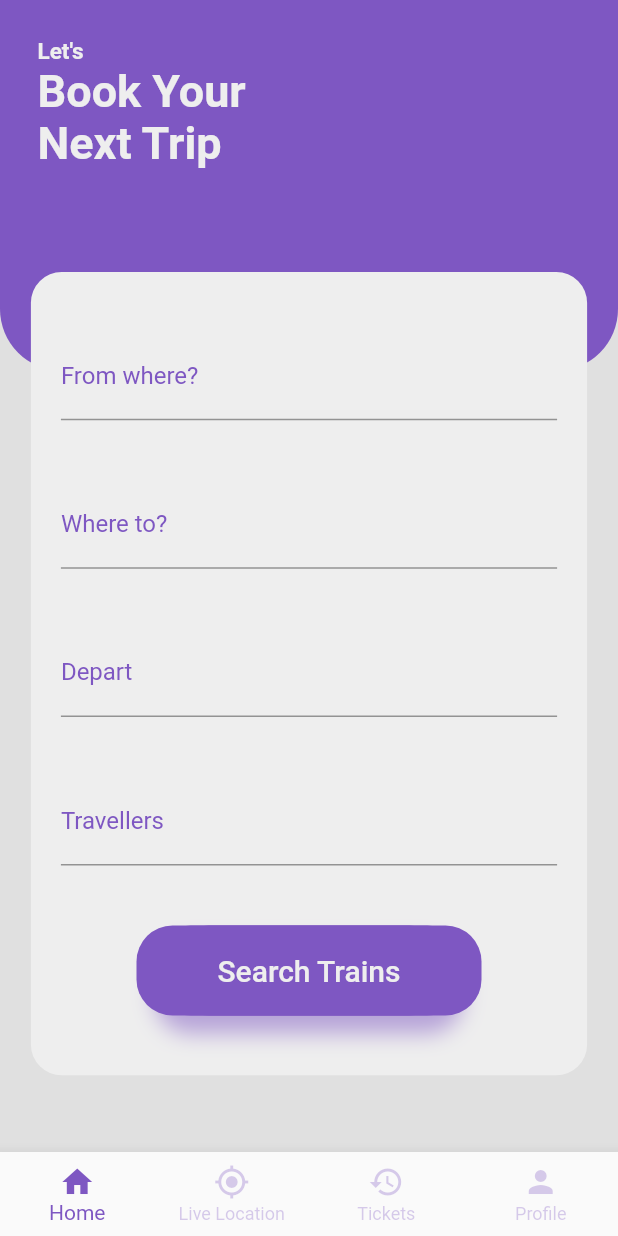
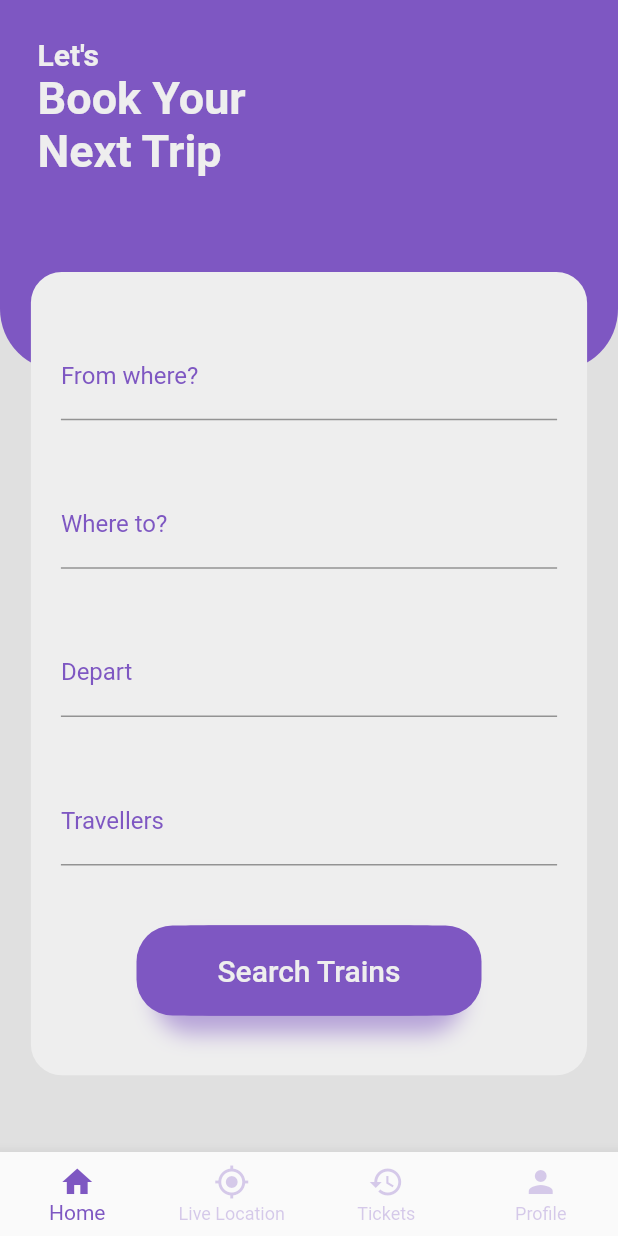
Before and after one commit to A1aaAhmed/graduation_project_app, a Flutter app: the screen it shows after launch, on a phone screen of 412 x 824 dp. Run offline on Flutter 3.47's test engine with Material 2 defaults, Android fonts, the phone set to English and light mode, and no system bars.

Commit message:
third commit

```diff
--- a/lib/screens/home_screen.dart
+++ b/lib/screens/home_screen.dart
@@ -23,18 +23,17 @@ class _HomeScreenState extends State<HomeScreen> {
         body: Container(
           width: MediaQuery.of(context).size.width,
           height: MediaQuery.of(context).size.height,
-          child: Stack(
-            children: [
+          child: Stack(children: [
             Container(
               width: MediaQuery.of(context).size.width,
               height: MediaQuery.of(context).size.height * 0.3,
               decoration: BoxDecoration(
                   color: colortheme.lightPurple,
                   borderRadius: BorderRadius.only(
-                      bottomLeft: Radius.circular(
-                          MediaQuery.of(context).size.width * .1),
-                      bottomRight: Radius.circular(
-                          MediaQuery.of(context).size.width * .1),
+                    bottomLeft:
+                        Radius.circular(MediaQuery.of(context).size.width * .1),
+                    bottomRight:
+                        Radius.circular(MediaQuery.of(context).size.width * .1),
                   )),
               child: Stack(children: [
                 Padding(
@@ -42,29 +41,18 @@ class _HomeScreenState extends State<HomeScreen> {
                   child: Column(
                       crossAxisAlignment: CrossAxisAlignment.start,
                       children: [
-                          Text(
-                            'Let\'s',
+                        Text('Let\'s',
                             style: TextStyle(
                                 color: colortheme.white,
-                                fontSize: 15,
-                                fontWeight: FontWeight.bold),
-                          ),
-                          Text(
-                            'Book Your ',
+                                fontSize: 20,
+                                fontWeight: FontWeight.bold)),
+                        Text('Book Your\nNext Trip ',
                             style: TextStyle(
                                 color: colortheme.white,
                                 fontSize: 30,
-                                fontWeight: FontWeight.bold),
+                                fontWeight: FontWeight.bold)),
+                      ]),
                 ),
-                          Text(
-                            'Next Trip',
-                            style: TextStyle(
-                                color: colortheme.white,
-                                fontSize: 30,
-                                fontWeight: FontWeight.bold),
-                          ),
-                        ]),
-                  )
               ]),
             ),
             Positioned(
@@ -76,8 +64,7 @@ class _HomeScreenState extends State<HomeScreen> {
                 decoration: BoxDecoration(
                     color: colortheme.white,
                     borderRadius: BorderRadius.all(
-                        Radius.circular(
-                            MediaQuery.of(context).size.width * .05),
+                      Radius.circular(MediaQuery.of(context).size.width * .05),
                     )),
                 child: Padding(
                   padding: const EdgeInsets.symmetric(horizontal: 20),
@@ -128,13 +115,11 @@ class _HomeScreenState extends State<HomeScreen> {
                             onpress: () {},
                             width: MediaQuery.of(context).size.width * 0.5,
                             height: 60),
-                      ],
+                      ]),
                 ),
               ),
             ),
-              ),
-            ],
-          ),
+          ]),
         ),
       ),
     );
```
Lines whose indentation alone changed are shown as unchanged.
